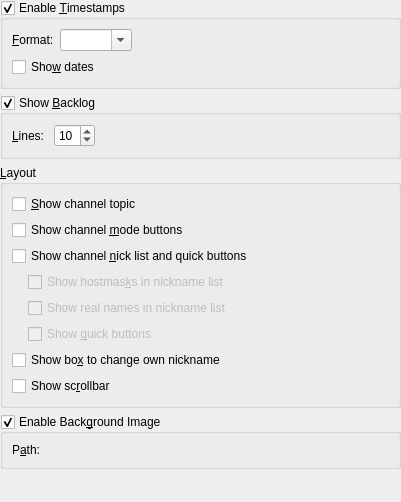
Qt form src/config/chatwindowappearance_config.ui (KDE/konversation) before a commit.
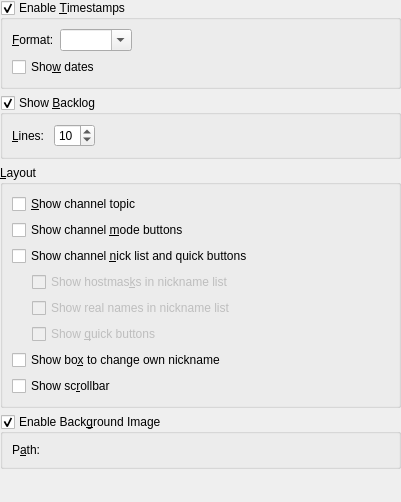
The same form after that commit. Custom widgets are drawn as their Qt base class.

Patch:
```diff
--- a/src/config/chatwindowappearance_config.ui
+++ b/src/config/chatwindowappearance_config.ui
@@ -163,8 +163,8 @@
           </property>
           <property name="sizeHint" stdset="0">
            <size>
-            <width>16</width>
-            <height>20</height>
+            <width>20</width>
+            <height>0</height>
            </size>
           </property>
          </spacer>
@@ -193,8 +193,8 @@
           </property>
           <property name="sizeHint" stdset="0">
            <size>
-            <width>16</width>
-            <height>20</height>
+            <width>20</width>
+            <height>0</height>
            </size>
           </property>
          </spacer>
@@ -223,8 +223,8 @@
           </property>
           <property name="sizeHint" stdset="0">
            <size>
-            <width>16</width>
-            <height>20</height>
+            <width>20</width>
+            <height>0</height>
            </size>
           </property>
          </spacer>
```
Left out of the diff: 6 changed lines with no effect on the pictures.
